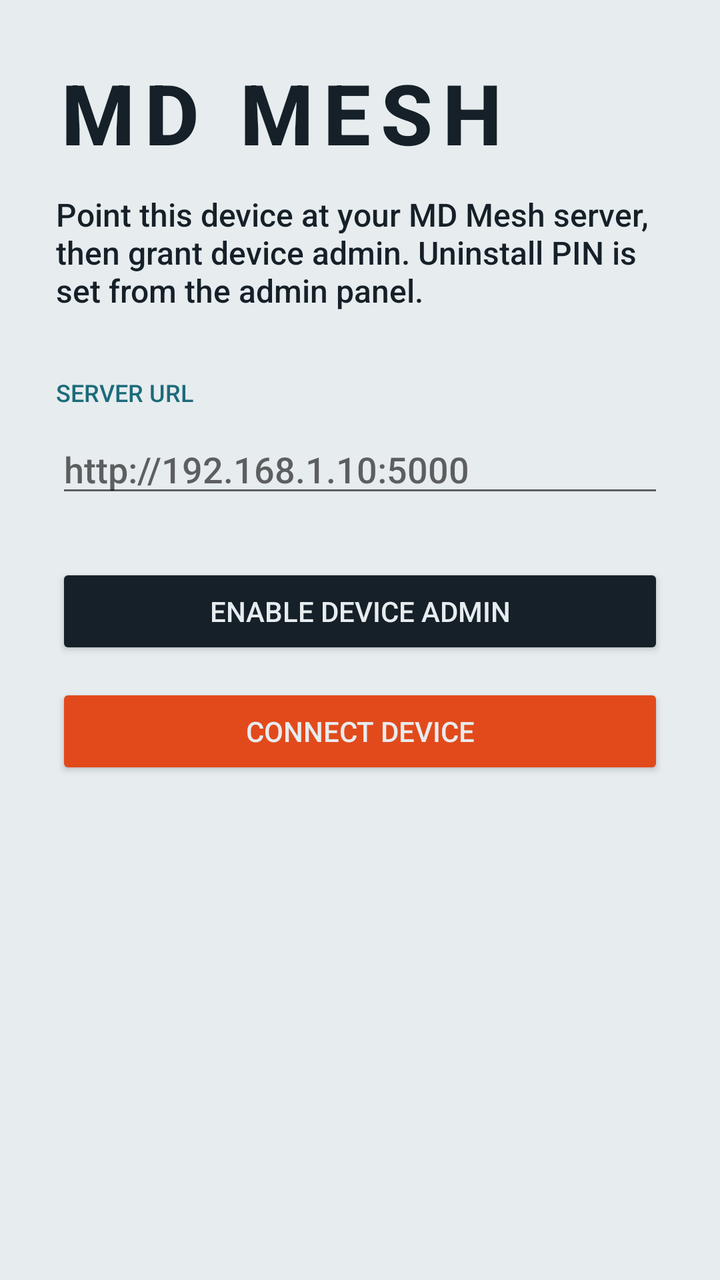
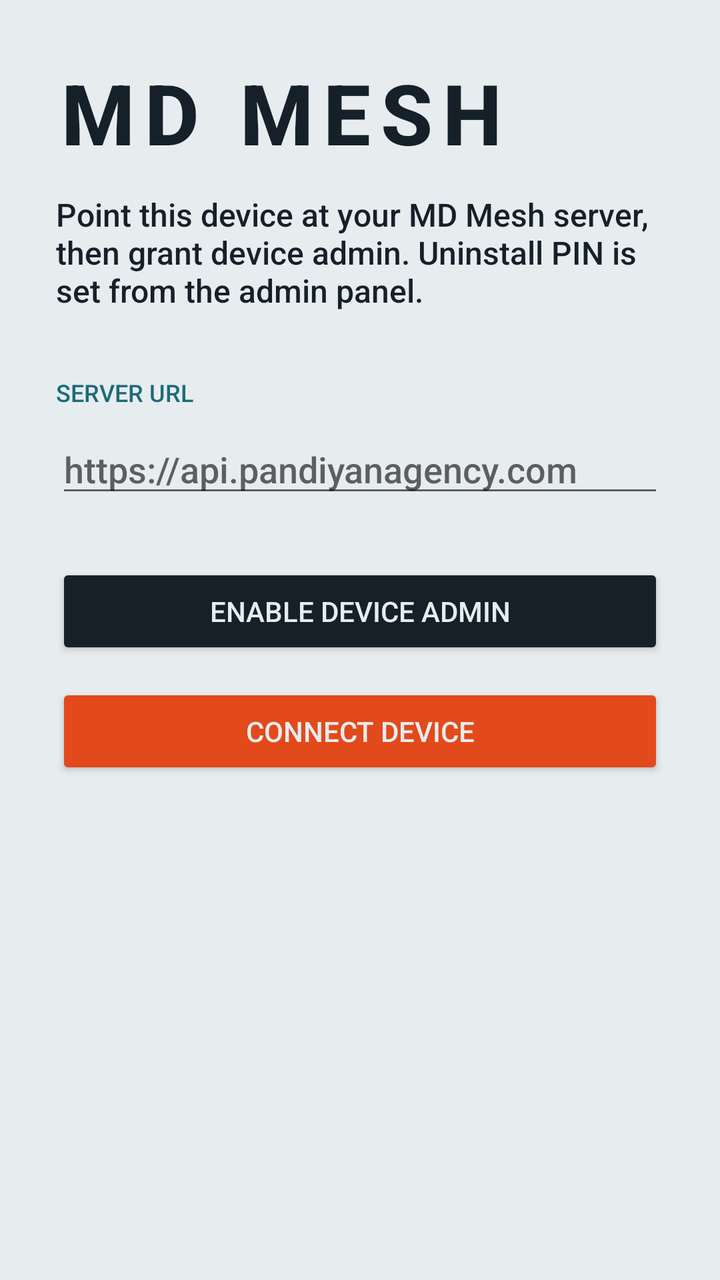

Before-and-after screenshots of an Android layout around one commit, followed by the original layout XML and the change that was made.
<!-- AndroidManifest.xml: application theme Theme.MdMesh -->
<!-- res/layout/activity_setup.xml -->
<?xml version="1.0" encoding="utf-8"?>
<ScrollView xmlns:android="http://schemas.android.com/apk/res/android"
    android:layout_width="match_parent"
    android:layout_height="match_parent"
    android:background="@color/paper"
    android:fillViewport="true">

    <LinearLayout
        android:layout_width="match_parent"
        android:layout_height="wrap_content"
        android:orientation="vertical"
        android:padding="28dp">

        <TextView
            android:layout_width="wrap_content"
            android:layout_height="wrap_content"
            android:letterSpacing="0.12"
            android:text="MD MESH"
            android:textAllCaps="true"
            android:textColor="@color/ink"
            android:textSize="42sp"
            android:textStyle="bold" />

        <TextView
            android:layout_width="match_parent"
            android:layout_height="wrap_content"
            android:layout_marginTop="12dp"
            android:text="Point this device at your MD Mesh server, then grant device admin. Uninstall PIN is set from the admin panel."
            android:textColor="@color/ink"
            android:textSize="16sp" />

        <TextView
            android:layout_width="wrap_content"
            android:layout_height="wrap_content"
            android:layout_marginTop="32dp"
            android:text="@string/server_url"
            android:textAllCaps="true"
            android:textColor="@color/sea"
            android:textSize="12sp" />

        <EditText
            android:id="@+id/serverUrl"
            android:layout_width="match_parent"
            android:layout_height="wrap_content"
            android:layout_marginTop="8dp"
            android:hint="http://192.168.1.10:5000"
            android:inputType="textUri"
            android:textColor="@color/ink" />

        <Button
            android:id="@+id/enableAdmin"
            android:layout_width="match_parent"
            android:layout_height="wrap_content"
            android:layout_marginTop="28dp"
            android:backgroundTint="@color/ink"
            android:text="@string/enable_admin"
            android:textColor="@color/paper" />

        <Button
            android:id="@+id/connect"
            android:layout_width="match_parent"
            android:layout_height="wrap_content"
            android:layout_marginTop="12dp"
            android:backgroundTint="@color/accent"
            android:text="@string/continue_label"
            android:textColor="@color/paper" />

        <TextView
            android:id="@+id/setupStatus"
            android:layout_width="match_parent"
            android:layout_height="wrap_content"
            android:layout_marginTop="16dp"
            android:textColor="@color/accent" />
    </LinearLayout>
</ScrollView>
<!-- resources referenced by this layout -->
<resources>
  <color name="accent">#E24A1B</color>
  <color name="ink">#152028</color>
  <color name="paper">#E7ECEF</color>
  <color name="sea">#1C6B7A</color>
  <string name="continue_label">Connect device</string>
  <string name="enable_admin">Enable device admin</string>
  <string name="server_url">Server URL</string>
  <style name="Theme.MdMesh" parent="Theme.MaterialComponents.Light.NoActionBar">
          <item name="colorPrimary">@color/ink</item>
          <item name="colorPrimaryVariant">@color/ink</item>
          <item name="colorAccent">@color/accent</item>
          <item name="android:statusBarColor">@color/ink</item>
          <item name="android:navigationBarColor">@color/paper</item>
          <item name="android:windowBackground">@color/paper</item>
          <item name="android:fontFamily">sans-serif-medium</item>
      </style>
</resources>

<!-- the commit's change to res/layout/activity_setup.xml (unified diff, before → after) -->
@@ -43,7 +43,7 @@
             android:layout_width="match_parent"
             android:layout_height="wrap_content"
             android:layout_marginTop="8dp"
-            android:hint="http://192.168.1.10:5000"
+            android:hint="https://api.pandiyanagency.com"
             android:inputType="textUri"
             android:textColor="@color/ink" />
 
